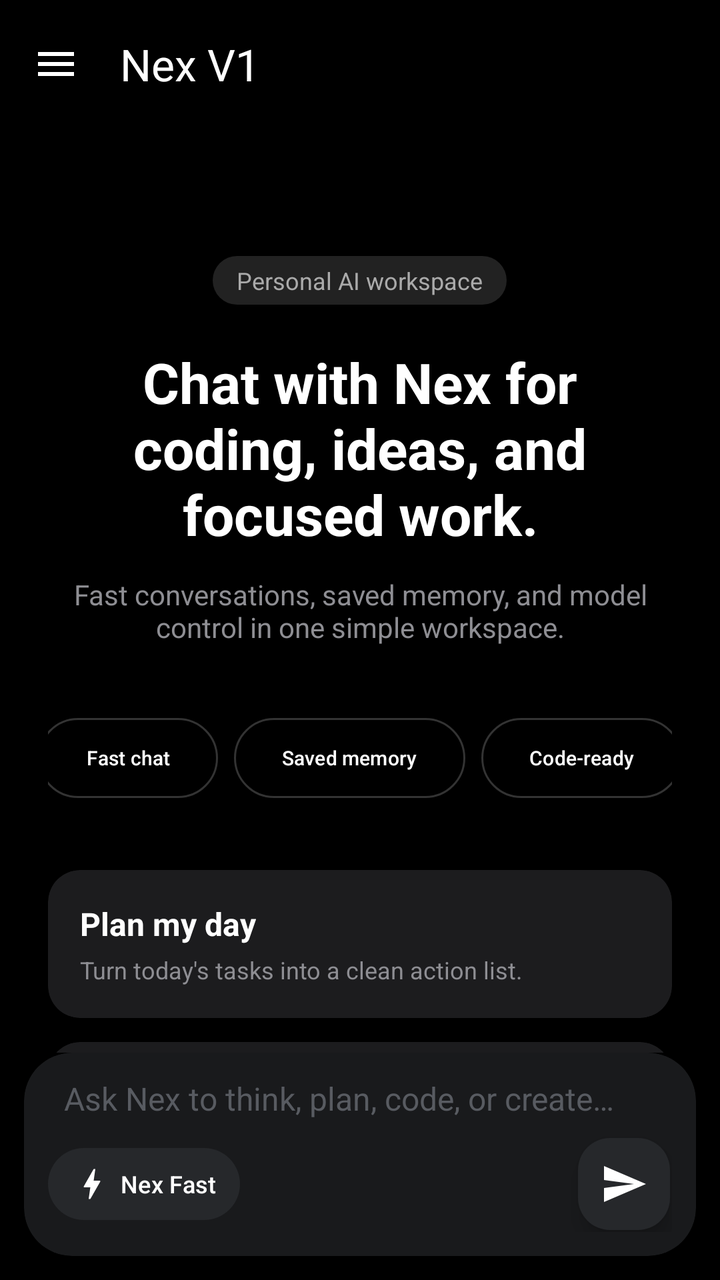
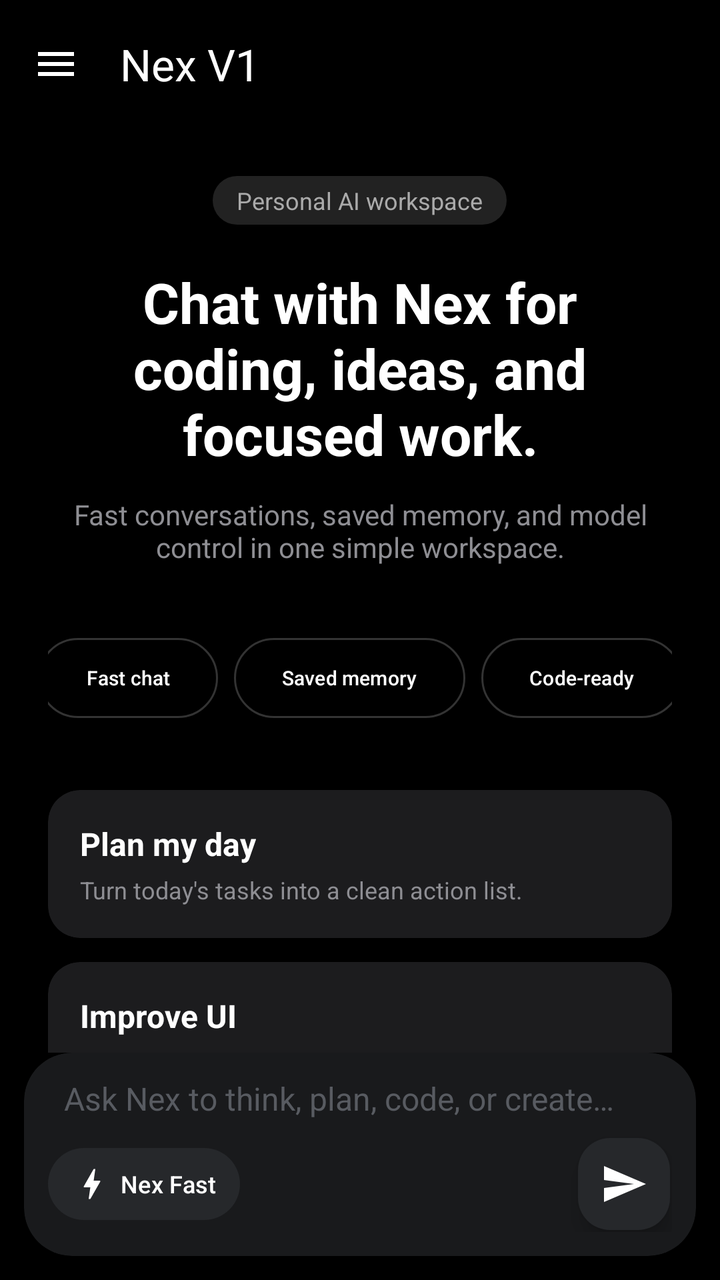

An Android layout rendered at two revisions. The XML below is the earlier revision; the diff shows what the commit changed to produce the second picture.
<!-- AndroidManifest.xml: activity theme Theme.NexV1 -->
<!-- res/layout/activity_main.xml -->
<?xml version="1.0" encoding="utf-8"?>
<androidx.constraintlayout.widget.ConstraintLayout xmlns:android="http://schemas.android.com/apk/res/android"
    xmlns:app="http://schemas.android.com/apk/res-auto"
    android:id="@+id/main"
    android:layout_width="match_parent"
    android:layout_height="match_parent"
    android:background="#000000"
    android:fitsSystemWindows="true">

    
    <com.google.android.material.appbar.MaterialToolbar
        android:id="@+id/toolbar"
        android:layout_width="match_parent"
        android:layout_height="wrap_content"
        android:background="@android:color/transparent"
        app:layout_constraintTop_toTopOf="parent"
        app:navigationIcon="@drawable/ic_menu"
        app:title="@string/app_name"
        app:titleTextColor="@android:color/white">

        <com.google.android.material.imageview.ShapeableImageView
            android:layout_width="32dp"
            android:layout_height="32dp"
            android:layout_gravity="end"
            android:layout_marginEnd="16dp"
            android:src="@android:drawable/sym_def_app_icon"
            app:shapeAppearanceOverlay="@style/ShapeAppearance.Material3.Corner.Full" />

    </com.google.android.material.appbar.MaterialToolbar>

    
    <androidx.recyclerview.widget.RecyclerView
        android:id="@+id/recyclerView"
        android:layout_width="match_parent"
        android:layout_height="0dp"
        android:visibility="gone"
        app:layoutManager="androidx.recyclerview.widget.LinearLayoutManager"
        app:layout_constraintBottom_toTopOf="@+id/inputContainer"
        app:layout_constraintTop_toBottomOf="@id/toolbar"
        android:padding="14dp"/>

    
    <androidx.core.widget.NestedScrollView
        android:id="@+id/welcomeContainer"
        android:layout_width="match_parent"
        android:layout_height="0dp"
        android:fillViewport="true"
        app:layout_constraintBottom_toTopOf="@+id/inputContainer"
        app:layout_constraintTop_toBottomOf="@id/toolbar">

        <LinearLayout
            android:layout_width="match_parent"
            android:layout_height="wrap_content"
            android:gravity="center_horizontal"
            android:orientation="vertical"
            android:padding="24dp">

            <TextView
                android:layout_width="wrap_content"
                android:layout_height="wrap_content"
                android:layout_marginTop="40dp"
                android:background="@drawable/bg_label"
                android:paddingHorizontal="12dp"
                android:paddingVertical="4dp"
                android:text="@string/personal_ai_workspace"
                android:textColor="#AAAAAA"
                android:textSize="12sp" />

            <TextView
                android:layout_width="match_parent"
                android:layout_height="wrap_content"
                android:layout_marginTop="20dp"
                android:gravity="center"
                android:text="@string/main_title"
                android:textColor="@android:color/white"
                android:textSize="28sp"
                android:textStyle="bold" />

            <TextView
                android:layout_width="match_parent"
                android:layout_height="wrap_content"
                android:layout_marginTop="12dp"
                android:gravity="center"
                android:text="@string/main_subtitle"
                android:textColor="#8E8E93"
                android:textSize="14sp" />

            
            <HorizontalScrollView
                android:layout_width="match_parent"
                android:layout_height="wrap_content"
                android:layout_marginTop="32dp"
                android:scrollbars="none">

                <LinearLayout
                    android:layout_width="wrap_content"
                    android:layout_height="wrap_content"
                    android:orientation="horizontal"
                    android:layout_gravity="center">

                    <com.google.android.material.button.MaterialButton
                        style="@style/Widget.Material3.Button.OutlinedButton"
                        android:layout_width="wrap_content"
                        android:layout_height="wrap_content"
                        android:text="@string/fast_chat"
                        android:textSize="10sp"
                        android:textColor="@android:color/white"
                        app:strokeColor="#333333" />

                    <com.google.android.material.button.MaterialButton
                        style="@style/Widget.Material3.Button.OutlinedButton"
                        android:layout_width="wrap_content"
                        android:layout_height="wrap_content"
                        android:layout_marginStart="8dp"
                        android:text="@string/saved_memory"
                        android:textSize="10sp"
                        android:textColor="@android:color/white"
                        app:strokeColor="#333333" />

                    <com.google.android.material.button.MaterialButton
                        style="@style/Widget.Material3.Button.OutlinedButton"
                        android:layout_width="wrap_content"
                        android:layout_height="wrap_content"
                        android:layout_marginStart="8dp"
                        android:text="@string/code_ready"
                        android:textSize="10sp"
                        android:textColor="@android:color/white"
                        app:strokeColor="#333333" />
                </LinearLayout>
            </HorizontalScrollView>

            
            <LinearLayout
                android:layout_width="match_parent"
                android:layout_height="wrap_content"
                android:layout_marginTop="32dp"
                android:orientation="vertical">

                <com.google.android.material.card.MaterialCardView
                    android:layout_width="match_parent"
                    android:layout_height="wrap_content"
                    android:layout_marginBottom="12dp"
                    app:cardBackgroundColor="#1C1C1E"
                    app:cardCornerRadius="16dp"
                    app:strokeWidth="0dp">

                    <LinearLayout
                        android:layout_width="match_parent"
                        android:layout_height="wrap_content"
                        android:orientation="vertical"
                        android:padding="16dp">

                        <TextView
                            android:layout_width="wrap_content"
                            android:layout_height="wrap_content"
                            android:text="@string/plan_my_day"
                            android:textColor="@android:color/white"
                            android:textSize="16sp"
                            android:textStyle="bold" />

                        <TextView
                            android:layout_width="wrap_content"
                            android:layout_height="wrap_content"
                            android:layout_marginTop="4dp"
                            android:text="@string/plan_my_day_desc"
                            android:textColor="#8E8E93"
                            android:textSize="12sp" />
                    </LinearLayout>
                </com.google.android.material.card.MaterialCardView>

                <com.google.android.material.card.MaterialCardView
                    android:id="@+id/cardImproveUI"
                    android:layout_width="match_parent"
                    android:layout_height="wrap_content"
                    android:layout_marginBottom="12dp"
                    app:cardBackgroundColor="#1C1C1E"
                    app:cardCornerRadius="16dp"
                    app:strokeWidth="0dp">

                    <LinearLayout
                        android:layout_width="match_parent"
                        android:layout_height="wrap_content"
                        android:orientation="vertical"
                        android:padding="16dp">

                        <TextView
                            android:layout_width="wrap_content"
                            android:layout_height="wrap_content"
                            android:text="@string/improve_ui"
                            android:textColor="@android:color/white"
                            android:textSize="16sp"
                            android:textStyle="bold" />

                        <TextView
                            android:layout_width="wrap_content"
                            android:layout_height="wrap_content"
                            android:layout_marginTop="4dp"
                            android:text="@string/improve_ui_desc"
                            android:textColor="#8E8E93"
                            android:textSize="12sp" />
                    </LinearLayout>
                </com.google.android.material.card.MaterialCardView>

                <com.google.android.material.card.MaterialCardView
                    android:id="@+id/downloadModelCard"
                    android:layout_width="match_parent"
                    android:layout_height="wrap_content"
                    android:layout_marginBottom="12dp"
                    android:visibility="gone"
                    app:cardBackgroundColor="#2C2C2E"
                    app:cardCornerRadius="16dp"
                    app:strokeColor="#007AFF"
                    app:strokeWidth="1dp">

                    <LinearLayout
                        android:layout_width="match_parent"
                        android:layout_height="wrap_content"
                        android:orientation="vertical"
                        android:padding="16dp">

                        <TextView
                            android:layout_width="wrap_content"
                            android:layout_height="wrap_content"
                            android:text="AI Model Required"
                            android:textColor="@android:color/white"
                            android:textSize="16sp"
                            android:textStyle="bold" />

                        <TextView
                            android:id="@+id/downloadStatusText"
                            android:layout_width="wrap_content"
                            android:layout_height="wrap_content"
                            android:layout_marginTop="4dp"
                            android:text="Download the core AI engine (~700MB) to start chatting offline."
                            android:textColor="#8E8E93"
                            android:textSize="12sp" />

                        <com.google.android.material.progressindicator.LinearProgressIndicator
                            android:id="@+id/downloadProgress"
                            android:layout_width="match_parent"
                            android:layout_height="wrap_content"
                            android:layout_marginTop="12dp"
                            android:visibility="gone"
                            app:indicatorColor="#007AFF"
                            app:trackColor="#3A3A3C" />

                        <com.google.android.material.button.MaterialButton
                            android:id="@+id/btnDownloadModel"
                            style="@style/Widget.Material3.Button"
                            android:layout_width="match_parent"
                            android:layout_height="wrap_content"
                            android:layout_marginTop="12dp"
                            android:text="Download Model"
                            app:backgroundTint="#007AFF"
                            app:cornerRadius="12dp" />
                    </LinearLayout>
                </com.google.android.material.card.MaterialCardView>

            </LinearLayout>


        </LinearLayout>
    </androidx.core.widget.NestedScrollView>

    
    <com.google.android.material.card.MaterialCardView
        android:id="@+id/inputContainer"
        android:layout_width="match_parent"
        android:layout_height="wrap_content"
        android:layout_margin="12dp"
        app:cardBackgroundColor="#191A1C"
        app:cardCornerRadius="24dp"
        app:layout_constraintBottom_toBottomOf="parent"
        app:strokeWidth="0dp">

        <LinearLayout
            android:layout_width="match_parent"
            android:layout_height="wrap_content"
            android:orientation="vertical"
            android:padding="12dp">

            <EditText
                android:id="@+id/messageInput"
                android:layout_width="match_parent"
                android:layout_height="wrap_content"
                android:layout_marginHorizontal="8dp"
                android:background="@android:color/transparent"
                android:hint="@string/input_hint"
                android:importantForAutofill="no"
                android:inputType="textMultiLine"
                android:maxLines="4"
                android:textColor="@android:color/white"
                android:textColorHint="#585B61"
                android:textSize="16sp" />

            <LinearLayout
                android:layout_width="match_parent"
                android:layout_height="wrap_content"
                android:layout_marginTop="8dp"
                android:layout_gravity="center">

                <com.google.android.material.button.MaterialButton
                    android:id="@+id/modelSelector"
                    style="@style/Widget.Material3.Button.TextButton"
                    android:layout_width="wrap_content"
                    android:layout_height="36dp"
                    android:text="@string/nex_fast"
                    android:textColor="@android:color/white"
                    android:textSize="12sp"
                    app:icon="@drawable/ic_bolt"
                    app:iconGravity="textStart"
                    app:iconSize="20dp"
                    app:iconTint="@android:color/white"
                    android:layout_gravity="center"
                    app:backgroundTint="#26282b"
                    android:minWidth="0dp"
                    android:minHeight="0dp"
                    android:paddingHorizontal="12dp"
                    android:insetTop="0dp"
                    android:insetBottom="0dp"
                    app:cornerRadius="18dp" />

                <Space
                    android:layout_width="0dp"
                    android:layout_height="wrap_content"
                    android:layout_weight="1" />

                <com.google.android.material.floatingactionbutton.FloatingActionButton
                    android:id="@+id/sendButton"
                    android:layout_width="wrap_content"
                    android:layout_height="wrap_content"
                    android:contentDescription="@string/send"
                    app:backgroundTint="#26282b"
                    app:fabCustomSize="46dp"
                    app:srcCompat="@drawable/ic_send"
                    app:tint="@android:color/white"
                    android:layout_gravity="center"/>
            </LinearLayout>
        </LinearLayout>
    </com.google.android.material.card.MaterialCardView>

</androidx.constraintlayout.widget.ConstraintLayout>
<!-- resources referenced by this layout -->
<resources>
  <!-- drawable bg_label (drawable) -->
  <shape xmlns:android="http://schemas.android.com/apk/res/android">
      <solid android:color="#222222" />
      <corners android:radius="16dp" />
  </shape>
  <!-- drawable ic_bolt (drawable) -->
  <vector xmlns:android="http://schemas.android.com/apk/res/android"
      android:width="24dp"
      android:height="24dp"
      android:viewportWidth="24"
      android:viewportHeight="24">
      <path
          android:fillColor="@android:color/white"
          android:pathData="M11,21h-1l1-7H7.5c-0.58,0-0.57-0.32-0.38-0.66c0.19-0.34,0.05-0.08,0.07-0.12C8.48,10.94,10.42,7.54,13,3h1l-1,7h3.5c0.49,0,0.56,0.33,0.47,0.51l-0.07,0.15C12.96,17.55,11,21,11,21z" />
  </vector>
  <!-- drawable ic_menu (drawable) -->
  <vector xmlns:android="http://schemas.android.com/apk/res/android"
      android:width="24dp"
      android:height="24dp"
      android:viewportWidth="24"
      android:viewportHeight="24">
      <path
          android:fillColor="@android:color/white"
          android:pathData="M3,18h18v-2H3V18zM3,13h18v-2H3V13zM3,6v2h18V6H3z" />
  </vector>
  <!-- drawable ic_send (drawable) -->
  <vector xmlns:android="http://schemas.android.com/apk/res/android"
      android:width="24dp"
      android:height="24dp"
      android:viewportWidth="24"
      android:viewportHeight="24">
      <path
          android:fillColor="@android:color/white"
          android:pathData="M2.01,21L23,12 2.01,3 2,10l15,2 -15,2z" />
  </vector>
  <string name="app_name">Nex V1</string>
  <string name="code_ready">Code-ready</string>
  <string name="fast_chat">Fast chat</string>
  <string name="improve_ui">Improve UI</string>
  <string name="improve_ui_desc">Refine layouts, spacing, and overall app feel.</string>
  <string name="input_hint">Ask Nex to think, plan, code, or create…</string>
  <string name="main_subtitle">Fast conversations, saved memory, and model control in one simple workspace.</string>
  <string name="main_title">Chat with Nex for coding, ideas, and focused work.</string>
  <string name="nex_fast">Nex Fast</string>
  <string name="personal_ai_workspace">Personal AI workspace</string>
  <string name="plan_my_day">Plan my day</string>
  <string name="plan_my_day_desc">Turn today\'s tasks into a clean action list.</string>
  <string name="saved_memory">Saved memory</string>
  <string name="send">Send</string>
  <style name="Theme.NexV1" parent="Theme.Material3.DayNight.NoActionBar">
          
          <item name="colorPrimary">@color/black</item>
          <item name="colorOnPrimary">@color/white</item>
  
          
          <item name="android:colorBackground">@color/white</item>
  
          
          <item name="android:statusBarColor">@color/black</item>
          <item name="android:windowFullscreen">false</item>
          <item name="android:fitsSystemWindows">true</item>
      </style>
  <color name="black">#000000</color>
  <color name="white">#FFFFFF</color>
</resources>

<!-- the commit's change to res/layout/activity_main.xml (unified diff, before → after) -->
@@ -4,8 +4,7 @@
     android:id="@+id/main"
     android:layout_width="match_parent"
     android:layout_height="match_parent"
-    android:background="#000000"
-    android:fitsSystemWindows="true">
+    android:background="#000000">
 
     
     <com.google.android.material.appbar.MaterialToolbar
@@ -53,12 +52,13 @@
             android:layout_height="wrap_content"
             android:gravity="center_horizontal"
             android:orientation="vertical"
-            android:padding="24dp">
+            android:paddingHorizontal="24dp"
+            android:paddingVertical="16dp">
 
             <TextView
                 android:layout_width="wrap_content"
                 android:layout_height="wrap_content"
-                android:layout_marginTop="40dp"
+                android:layout_marginTop="8dp"
                 android:background="@drawable/bg_label"
                 android:paddingHorizontal="12dp"
                 android:paddingVertical="4dp"
